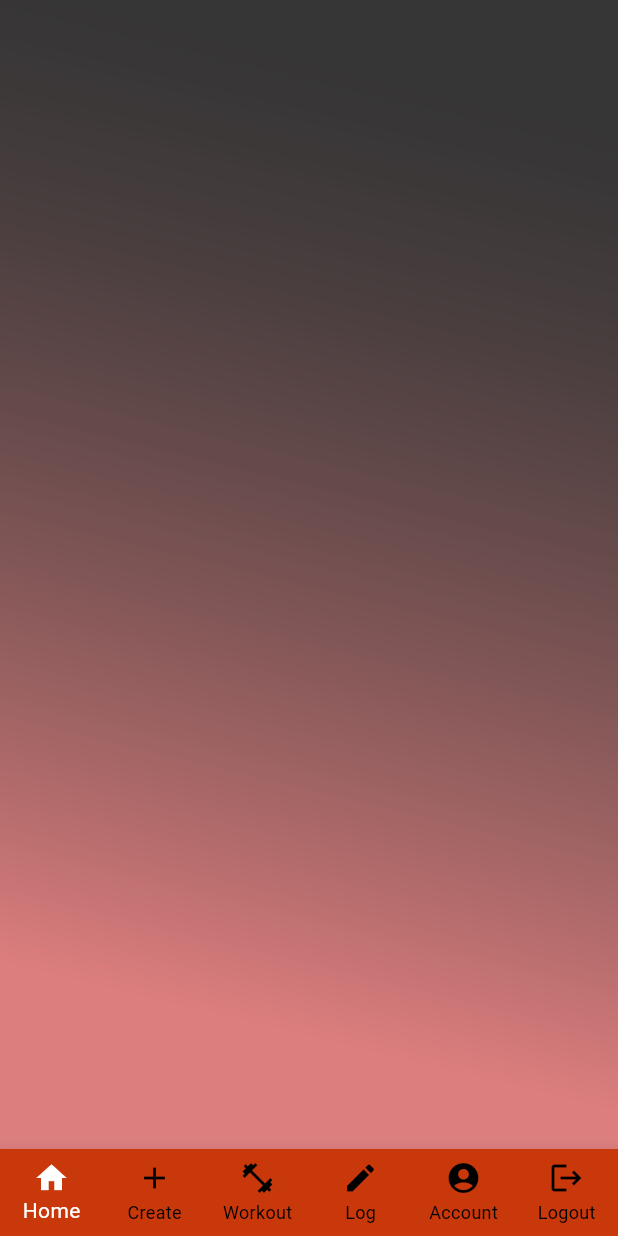
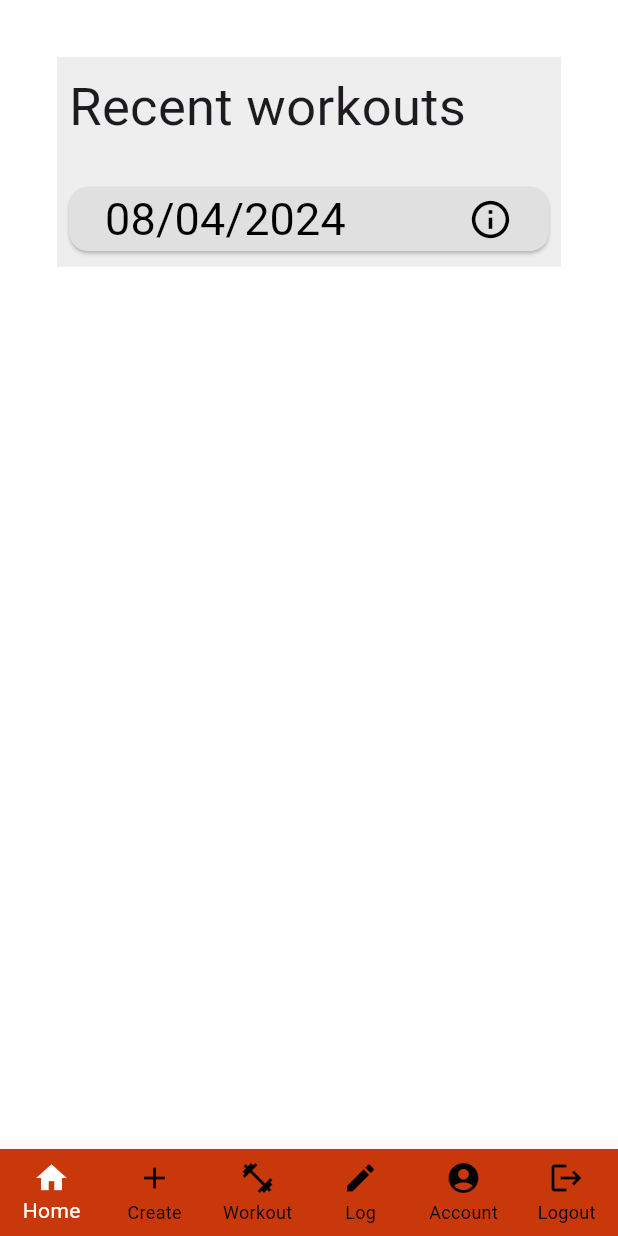
Before and after one commit to 2022508/fitness_app, a Flutter app: the screen it shows once a user with an empty profile is signed in, on a phone screen of 412 x 824 dp. Run offline on Flutter 3.47's test engine with Material 3 defaults, Android fonts, the phone set to English and light mode, and no system bars; our stand-ins replace firebase_auth, firebase_core; accounts and stored records are empty.

Commit message:
minor style changes

```diff
--- a/lib/components/password_text_field.dart
+++ b/lib/components/password_text_field.dart
@@ -42,10 +42,12 @@ class _MyPasswordTextFieldState extends State<MyPasswordTextField> {
                 onPressed: () {
                   setState(() {
                     if (isPswdVisible) {
-                      pswdVisible = Icon(Icons.visibility_outlined);
+                      pswdVisible =
+                          Icon(Icons.visibility_outlined, color: Colors.white);
                       isPswdVisible = false;
                     } else {
-                      pswdVisible = Icon(Icons.visibility_off_outlined);
+                      pswdVisible = Icon(Icons.visibility_off_outlined,
+                          color: Colors.white);
                       isPswdVisible = true;
                     }
                   });
--- a/lib/screens/homepage_screen.dart
+++ b/lib/screens/homepage_screen.dart
@@ -19,46 +19,38 @@ class _HomePageState extends State<HomePage> {
     return Scaffold(
         backgroundColor: Colors.white,
         body: SafeArea(
-            child: Container(
-          height: double.infinity,
-          decoration: BoxDecoration(
-            image: DecorationImage(
-              image: AssetImage("assets/images/gradient1.jpg"),
-              fit: BoxFit.fill,
+          child: SingleChildScrollView(
+            child: Padding(
+              padding: const EdgeInsets.all(8.0),
+              child: Container(
+                width: width,
+                margin: const EdgeInsets.all(30),
+                color: Colors.grey[200],
+                child: Column(
+                  crossAxisAlignment: CrossAxisAlignment.start,
+                  children: [
+                    Padding(
+                      padding: const EdgeInsets.all(8.0),
+                      child: Text(
+                        'Recent workouts',
+                        style: TextStyle(
+                          fontSize: 35,
+                          fontWeight: FontWeight.w400,
+                        ),
+                      ),
+                    ),
+                    SizedBox(
+                      height: 10,
+                    ),
+                    Padding(
+                      padding: const EdgeInsets.all(8.0),
+                      child: MyWorkoutsButton(text: "08/04/2024"),
+                    ),
+                  ],
+                ),
+              ),
             ),
           ),
-          // child: SingleChildScrollView(
-          //   child: Padding(
-          //     padding: const EdgeInsets.all(8.0),
-          //     child: Container(
-          //       width: width,
-          //       margin: const EdgeInsets.all(30),
-          //       color: Colors.grey[200],
-          //       child: Column(
-          //         crossAxisAlignment: CrossAxisAlignment.start,
-          //         children: [
-          //           Padding(
-          //             padding: const EdgeInsets.all(8.0),
-          //             child: Text(
-          //               'Recent workouts',
-          //               style: TextStyle(
-          //                 fontSize: 35,
-          //                 fontWeight: FontWeight.w400,
-          //               ),
-          //             ),
-          //           ),
-          //           SizedBox(
-          //             height: 10,
-          //           ),
-          //           Padding(
-          //             padding: const EdgeInsets.all(8.0),
-          //             child: MyWorkoutsButton(text: "08/04/2024"),
-          //           ),
-          //         ],
-          //       ),
-          //     ),
-          //   ),
-          // ),
-        )));
+        ));
   }
 }
```
